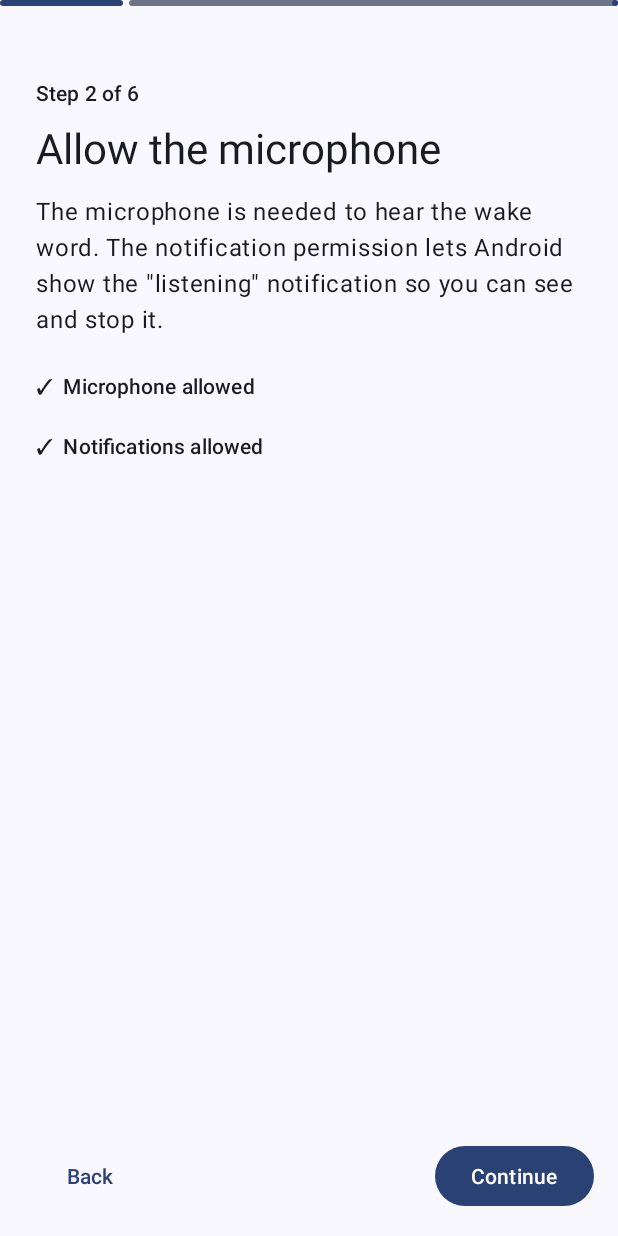
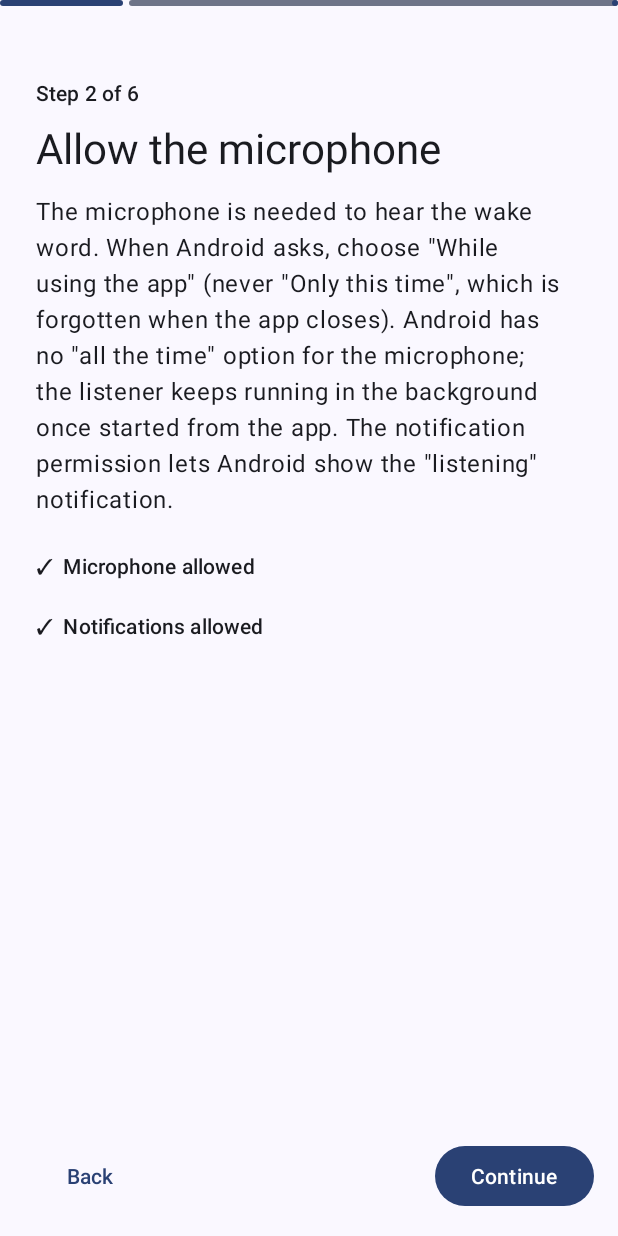
Before and after one commit to TrendMend/luna, an Android app: the screen it shows after launch (OnboardingActivity), after a tap on "Continue", on a phone screen of 412 x 824 dp. Run offline under Robolectric (Android 15) with nearby library versions, the phone set to English and light mode, and no system bars; 8 statements that could not run were skipped.

Commit message:
Clarify microphone permission choice in walkthrough
Co-Authored-By: Claude Sonnet 5.5 <noreply@anthropic.com>

```diff
--- a/app/src/main/java/com/example/hawakeword/OnboardingActivity.kt
+++ b/app/src/main/java/com/example/hawakeword/OnboardingActivity.kt
@@ -201,8 +201,11 @@ class OnboardingActivity : AppCompatActivity() {
             }
             Step.PERMISSIONS -> {
                 b.tvTitle.text = "Allow the microphone"
-                b.tvBody.text = "The microphone is needed to hear the wake word. The notification " +
-                    "permission lets Android show the \"listening\" notification so you can see and stop it."
+                b.tvBody.text = "The microphone is needed to hear the wake word. When Android asks, " +
+                    "choose \"While using the app\" (never \"Only this time\", which is forgotten when " +
+                    "the app closes). Android has no \"all the time\" option for the microphone; the " +
+                    "listener keeps running in the background once started from the app. " +
+                    "The notification permission lets Android show the \"listening\" notification."
                 val mic = Setup.micGranted(this)
                 val notif = Setup.notificationsGranted(this)
                 b.tvMic.text = if (mic) "✓  Microphone allowed" else "○  Microphone"
--- a/app/src/main/java/com/example/hawakeword/SettingsActivity.kt
+++ b/app/src/main/java/com/example/hawakeword/SettingsActivity.kt
@@ -144,7 +144,7 @@ class SettingsActivity : AppCompatActivity() {
     private fun setupItems(): List<Item> = listOf(
         Item(
             "Microphone", Setup.micGranted(this),
-            "Needed to hear the wake word. Audio is processed on the phone and never sent anywhere.", "Allow"
+            "Needed to hear the wake word; audio never leaves the phone. Choose \"While using the app\" (not \"Only this time\"). Android has no \"all the time\" option for the microphone.", "Allow"
         ) { ActivityCompat.requestPermissions(this, arrayOf(Manifest.permission.RECORD_AUDIO), 2) },
         Item(
             "Notifications", Setup.notificationsGranted(this),
```
